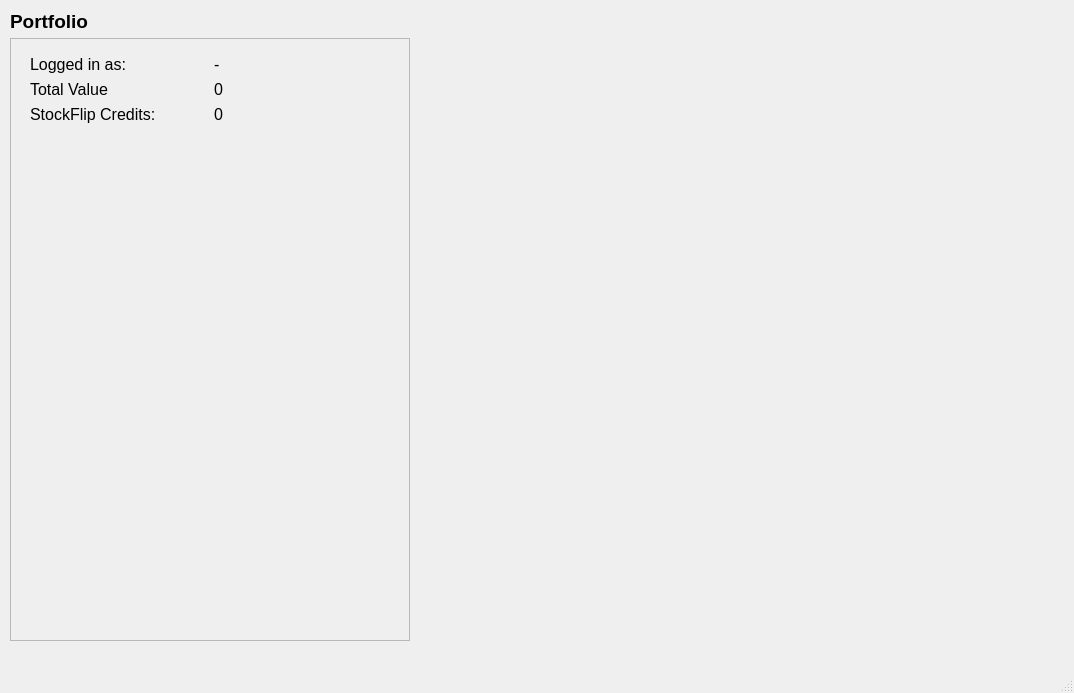
This is UI/main.ui in welshbrad/StockFlip as Qt 5 draws it before an edit. The edited form follows.
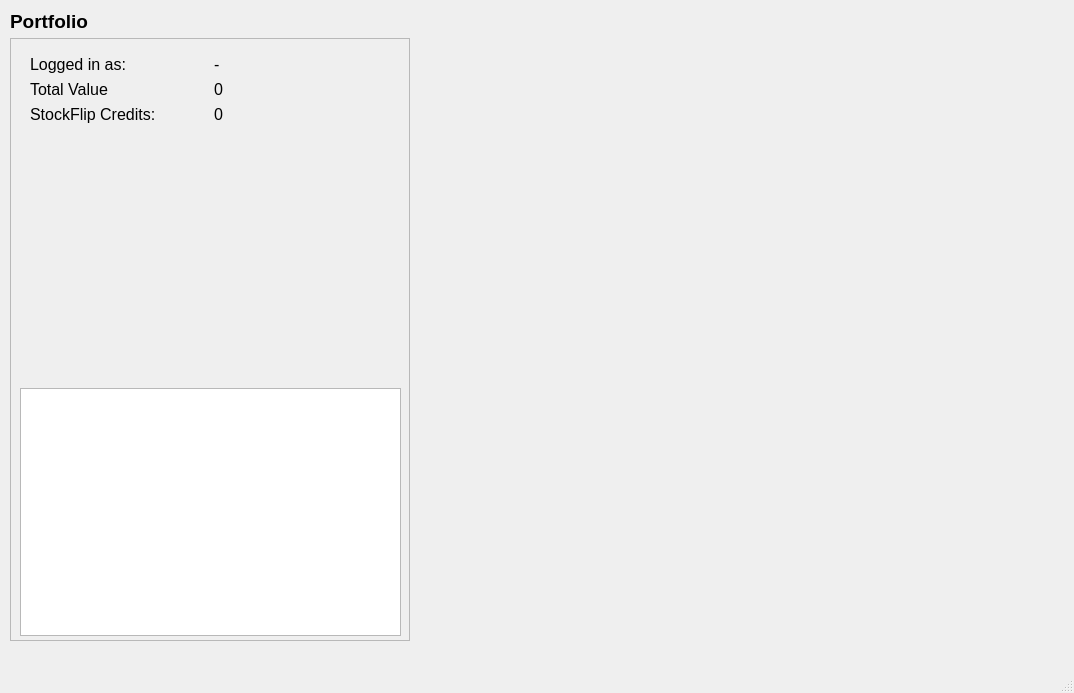
This is the edited form.

Commit message: Connected portfolio UI to Portfolio object

What changed in the file:
```diff
--- a/UI/main.ui
+++ b/UI/main.ui
@@ -167,6 +167,16 @@
            </property>
           </spacer>
          </item>
+         <item>
+          <widget class="QListWidget" name="listWidget">
+           <property name="sizeAdjustPolicy">
+            <enum>QAbstractScrollArea::AdjustToContents</enum>
+           </property>
+           <property name="resizeMode">
+            <enum>QListView::Adjust</enum>
+           </property>
+          </widget>
+         </item>
         </layout>
        </widget>
       </widget>
```
The commit also changes 7 other files.
